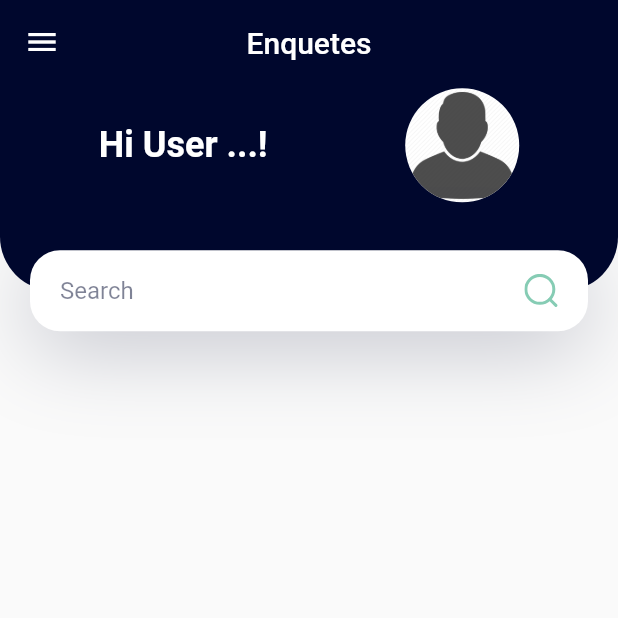
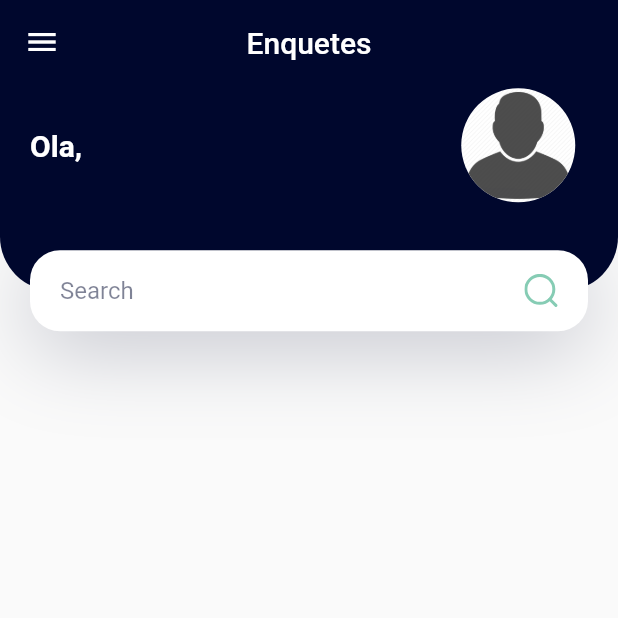
Before and after one commit to PedroAzevedo141/reu_app, a Flutter app: the screen it shows after launch, swiped to page 2, on a phone screen of 412 x 824 dp, the top half of it. Run offline on Flutter 3.47's test engine with Material 2 defaults, Android fonts, the phone set to English and light mode, and no system bars; our stand-ins replace cloud_firestore, firebase_auth, firebase_core, flutter_slidable, flutter_svg, shared_preferences; accounts and stored records are empty.

Commit message:
[ADDED] a interacao de aparecer o nome na header quando esta logado.

```diff
--- a/lib/widgets/header_with_seachbox.dart
+++ b/lib/widgets/header_with_seachbox.dart
@@ -1,5 +1,7 @@
 import 'package:flutter/material.dart';
 import 'package:flutter_svg/flutter_svg.dart';
+import 'package:reu_app/models/user_model.dart';
+import 'package:scoped_model/scoped_model.dart';
 
 import '../../constants.dart';
 
@@ -19,7 +21,9 @@ class HeaderWithSearchBox extends StatelessWidget {
       height: size.height * 0.2,
       child: Stack(
         children: <Widget>[
-          Container(
+          ScopedModelDescendant<UserModel>(
+            builder: (context, child, model) {
+              return Container(
                 padding: const EdgeInsets.only(
                   left: kDefaultPadding,
                   right: kDefaultPadding,
@@ -36,22 +40,27 @@ class HeaderWithSearchBox extends StatelessWidget {
                 child: Row(
                   mainAxisAlignment: MainAxisAlignment.spaceAround,
                   children: <Widget>[
-                Flexible(
+                    Expanded(
+                      flex: 3,
                       child: Text(
-                    'Hi User ...!',
-                    style: Theme.of(context).textTheme.headline5?.copyWith(
+                        "Ola, ${!model.isLoggedIn() ? "" : model.userData["name"]}",
+                        style: Theme.of(context).textTheme.headline6?.copyWith(
                             color: Colors.white, fontWeight: FontWeight.bold),
                       ),
                     ),
-                CircleAvatar(
+                    Expanded(
+                      child: CircleAvatar(
                           radius: (38),
                           backgroundColor: Colors.white,
                           child: ClipRRect(
                             borderRadius: BorderRadius.circular(50),
                             child: Image.asset("assets/images/no_user.png"),
-                    ))
+                          )),
+                    )
                   ],
                 ),
+              );
+            },
           ),
           Positioned(
             bottom: 0,
```
Also changed, not shown: 1 other file. Lines whose indentation alone changed are shown as unchanged.
